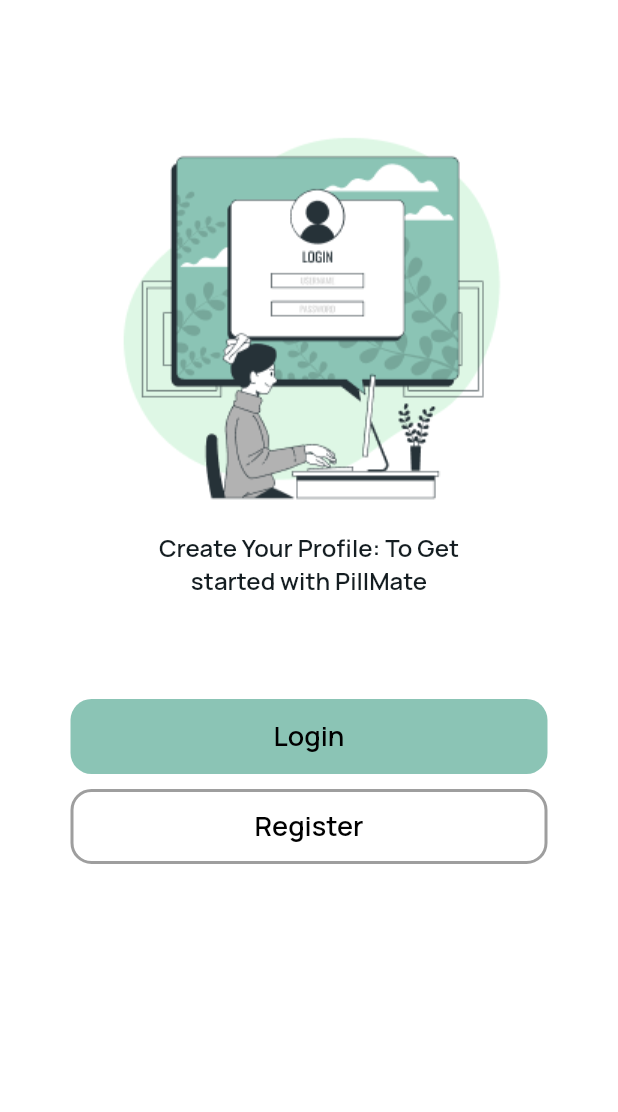
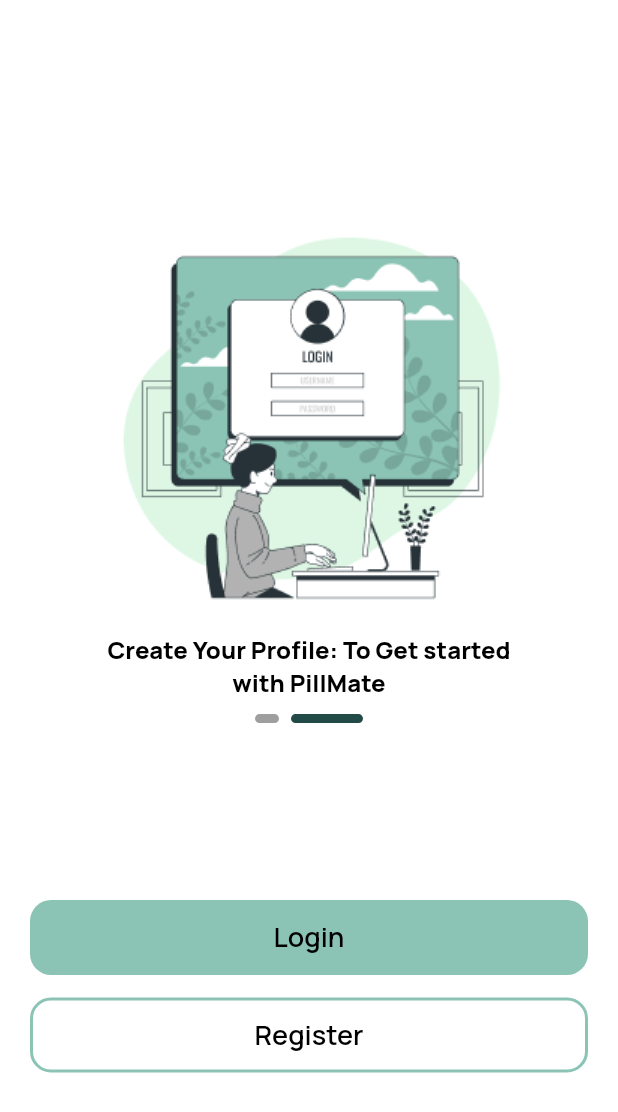
Before and after one commit to Mohamedihab29592/pillMate, a Flutter app: the OnBoardingScreen screen opened by its route, after a tap on "Next", on a phone screen of 412 x 824 dp. Shown: the top 1112 px of the screen. Run offline on Flutter 3.47's test engine with Material 2 defaults, Android fonts, the light colour scheme and no system bars; drawn by our look-alikes of smooth_page_indicator; our stand-ins replace auto_size_text, dots_indicator, flutter_bloc, flutter_otp_text_field, flutter_screenutil, flutter_svg and 4 more; accounts and stored records are empty.

Commit message:
onBoarding Edit

```diff
--- a/lib/core/components/custom_colored_button.dart
+++ b/lib/core/components/custom_colored_button.dart
@@ -22,13 +22,13 @@
         width: double.infinity,
         height: 50,
         decoration: BoxDecoration(
-            border: Border.all(color: Colors.grey, width: 2),
+            border: Border.all(color:Theme.of(context).brightness == Brightness.dark? AppColors.kLightPrimaryColor:AppColors.kDarkPrimaryColor, width: 2),
             color: color,
             borderRadius: BorderRadius.circular(14)),
         child: Center(
           child: Text(
             text,
-            style: regularStyle(color: AppColors.black, fontSize: 18),
+            style: regularStyle(color: Theme.of(context).brightness == Brightness.dark? AppColors.white:AppColors.black, fontSize: 18),
           ),
         ),
       ),
--- a/lib/core/routes/app_routes.dart
+++ b/lib/core/routes/app_routes.dart
@@ -2,8 +2,8 @@
 import 'package:flutter_bloc/flutter_bloc.dart';
 import 'package:pill_mate/features/home/presentation/screens/layout.dart';
 import 'package:pill_mate/features/initial/onBoarding/onBoarding.dart';
-import 'package:pill_mate/features/initial/onBoarding/onBoarding1.dart';
-import 'package:pill_mate/features/initial/onBoarding/onBoarding2.dart';
+import 'package:pill_mate/features/initial/onBoarding/PageContent.dart';
+import 'package:pill_mate/features/initial/onBoarding/PageViewSection.dart';
 
 import '../../features/auth/presenation/screens/login_screen.dart';
 import '../../features/auth/presenation/screens/new-password.dart';
@@ -30,8 +30,7 @@
   static const String login = 'login';
   static const String register = 'register';
   static const String onBoarding = 'onBoarding';
-  static const String onBoarding1 = 'onBoarding1';
-  static const String onBoarding2 = 'onBoarding2';
+
   static const String forgetPassword = 'forgetPassword';
   static const String newPassword = 'newPassword';
   static const String verification = 'verification';
@@ -58,11 +57,8 @@
     case Routes.register:
       return const RegisterScreen();
     case Routes.onBoarding:
-      return const OnBoardingScreen();
-    case Routes.onBoarding1:
-      return const OnBoardingScreen1();
-    case Routes.onBoarding2:
-      return const OnBoardingScreen2();
+      return  OnBoardingScreen();
+
     case Routes.layOut:
       return const LayOut();
 
--- a/lib/core/utils/app_assets.dart
+++ b/lib/core/utils/app_assets.dart
@@ -77,7 +77,9 @@
   static const String imagesToggleOffCircle = '${baseUrl}toggle-off-circle.png';
 
 
-  static const String pillMateLogo = '${baseUrl}pillMateLogo.PNG';
+  static const String pillMateLogo = '${baseUrl}pillMateLogo.png';
+  static const String pillMateLogoDark = '${baseUrl}pillMateSplashDark.png';
+  static const String pillMateLogoLight = '${baseUrl}pillMateSplashLight.png';
   static const String userIcon = '${baseUrl}user.png';
   static const String facebookIcon = '${baseUrl}Facebook.png';
   static const String googleIcon = '${baseUrl}Google.png';
--- a/lib/core/utils/app_strings.dart
+++ b/lib/core/utils/app_strings.dart
@@ -64,10 +64,7 @@
   static const String name = 'Moamen';
 
   //onBoarding screen
-  static const String onBoardingOneLine1 = 'You Can Easily Order Your';
-  static const String onBoardingOneLine2 = 'Medications Online And Have';
-  static const String onBoardingOneLine3 = 'Them Deliverd Right To Your';
-  static const String onBoardingOneLine4 = 'DooeStep.';
-  static const String onBoardingTwoLine1 = 'Create Your Profile: To Get';
-  static const String onBoardingTwoLine2 = 'started with PillMate';
+  static const String onBoardingOneLine1 = 'You Can Easily Order Your Medications Online And Have Them Deliverd Right To Your DooeStep.';
+
+  static const String onBoardingTwoLine1 = 'Create Your Profile: To Get started with PillMate';
 }
--- /dev/null
+++ b/lib/features/initial/onBoarding/PageContent.dart
@@ -0,0 +1,34 @@
+import 'package:flutter/material.dart';
+
+class PageContent extends StatelessWidget {
+  const PageContent({
+    Key? key,
+    required this.image,
+    required this.description,
+  }) : super(key: key);
+
+  final String image;
+  final String description;
+
+  @override
+  Widget build(BuildContext context) {
+    return Padding(
+      padding: const EdgeInsets.symmetric(horizontal: 50.0),
+      child: Column(
+        mainAxisAlignment: MainAxisAlignment.center,
+        children: [
+          Image.asset(
+            image,
+            alignment: Alignment.center,
+          ),
+          const SizedBox(height: 10,),
+          Text(
+            description,
+            textAlign: TextAlign.center,
+            style: Theme.of(context).textTheme.titleMedium
+          ),
+        ],
+      ),
+    );
+  }
+}
--- /dev/null
+++ b/lib/features/initial/onBoarding/PageViewSection.dart
@@ -0,0 +1,119 @@
+import 'dart:async';
+
+import 'package:flutter/material.dart';
+import 'package:flutter_screenutil/flutter_screenutil.dart';
+import 'package:pill_mate/core/functions/navigate.dart';
+import 'package:pill_mate/core/utils/app_assets.dart';
+import 'package:pill_mate/core/utils/app_strings.dart';
+import 'package:smooth_page_indicator/smooth_page_indicator.dart';
+
+import '../../../core/components/custom_button.dart';
+import '../../../core/components/custom_colored_button.dart';
+import '../../../core/routes/app_routes.dart';
+import '../../../core/utils/app_colors.dart';
+import 'PageContent.dart';
+
+class PageViewSection extends StatefulWidget {
+  const PageViewSection({Key? key});
+
+  @override
+  State<PageViewSection> createState() => _PageViewSectionState();
+}
+
+class _PageViewSectionState extends State<PageViewSection> {
+  final PageController _pageController = PageController();
+  int _activeIndex = 0;
+  late final GlobalKey<NavigatorState> navigatorKey;
+
+  final List<PageContent> _pages = const [
+    PageContent(
+      image: ImageAssets.onBoarding1,
+      description: AppStrings.onBoardingOneLine1,
+    ),
+    PageContent(
+      image: ImageAssets.onBoarding2,
+      description: AppStrings.onBoardingTwoLine1,
+    ),
+  ];
+
+  @override
+  void initState() {
+    super.initState();
+    navigatorKey = GlobalKey<NavigatorState>();
+  }
+
+  @override
+  void dispose() {
+    _pageController.dispose();
+    super.dispose();
+  }
+
+  @override
+  Widget build(BuildContext context) {
+    return Padding(
+      padding: const EdgeInsets.all(20.0),
+      child: Column(
+        mainAxisAlignment: MainAxisAlignment.center,
+        children: [
+          const Spacer(),
+          SizedBox(
+            height: 380.h,
+            child: PageView(
+              controller: _pageController,
+              onPageChanged: (value) => setState(() {
+                _activeIndex = value;
+              }),
+              physics: const BouncingScrollPhysics(),
+              children: _pages,
+            ),
+          ),
+          SmoothPageIndicator(
+            controller: _pageController,
+            count: _pages.length,
+            effect: ExpandingDotsEffect(
+              dotHeight: 6,
+              activeDotColor: Theme.of(context).brightness == Brightness.dark
+                  ? AppColors.kLightPrimaryColor
+                  : AppColors.kPrimaryColor,
+            ),
+          ),
+          const Spacer(),
+          if (_activeIndex == 0) // Show only on the first page
+            CustomButton(
+              onTap: () {
+                _pageController.nextPage(
+                  duration: Duration(milliseconds: 500),
+                  curve: Curves.ease,
+                );
+              },
+              text: 'Next',
+            ),
+          if (_activeIndex == 1) // Show on the second page
+            Column(
+              children: [
+                CustomButton(
+                  onTap: () {
+                    navigate(context: context, route: Routes.login);
+                  },
+                  text: 'Login',
+                ),
+                const SizedBox(height: 15),
+                CustomColoredButton(
+                  text: 'Register',
+                  onTap: () {
+                    navigate(context: context, route: Routes.register);
+                  },
+                  color: Theme.of(context).brightness == Brightness.dark
+                      ? AppColors.black
+                      : AppColors.white,
+                ),
+              ],
+            ),
+           SizedBox(
+            height: 100.h,
+          ),
+        ],
+      ),
+    );
+  }
+}
--- a/lib/features/initial/onBoarding/onBoarding.dart
+++ b/lib/features/initial/onBoarding/onBoarding.dart
@@ -1,49 +1,26 @@
-import 'package:dots_indicator/dots_indicator.dart';
 import 'package:flutter/material.dart';
-import 'package:pill_mate/features/initial/onBoarding/onBoarding1.dart';
-import 'package:pill_mate/features/initial/onBoarding/onBoarding2.dart';
+import 'package:pill_mate/core/components/custom_button.dart';
+import 'package:pill_mate/core/routes/app_routes.dart';
 
-class OnBoardingScreen extends StatefulWidget {
-  const OnBoardingScreen({super.key});
+import '../../../core/components/custom_colored_button.dart';
+import '../../../core/utils/app_colors.dart';
+import 'PageViewSection.dart';
 
-  @override
-  State<OnBoardingScreen> createState() => _OnBoardingScreenState();
-}
+class OnBoardingScreen extends StatelessWidget {
 
-class _OnBoardingScreenState extends State<OnBoardingScreen> {
-  final PageController _pageController = PageController();
-  double currentPageValue = 0.0;
-
-  @override
-  void initState() {
-    super.initState();
-    _pageController.addListener(() {
-      setState(() {
-        currentPageValue = _pageController.page!;
-      });
-    });
-  }
+  OnBoardingScreen({Key? key}) : super(key: key);
 
   @override
   Widget build(BuildContext context) {
     return Scaffold(
       body: Column(
         children: [
-          Expanded(
-            child: PageView(
-              controller: _pageController,
-              children: const [
-                OnBoardingScreen1(),
-                OnBoardingScreen2(),
-              ],
-            ),
-            ),
-            DotsIndicator(
-              dotsCount: 2,
-              position: currentPageValue.toInt(),
-              ),
+          const Expanded(
+            child: PageViewSection(),
+          ),
+
         ],
-        ),
+      ),
     );
   }
 }
--- a/lib/features/initial/onBoarding/onBoarding1.dart
+++ /dev/null
@@ -1,67 +0,0 @@
-import 'package:flutter/material.dart';
-import 'package:pill_mate/core/components/custom_button.dart';
-import 'package:pill_mate/core/functions/navigate.dart';
-import 'package:pill_mate/core/routes/app_routes.dart';
-import 'package:pill_mate/core/utils/app_assets.dart';
-import 'package:pill_mate/core/utils/app_colors.dart';
-import 'package:pill_mate/core/utils/app_strings.dart';
-import 'package:pill_mate/core/utils/app_text_style.dart';
-
-class OnBoardingScreen1 extends StatelessWidget {
-  const OnBoardingScreen1({super.key});
-
-  @override
-  Widget build(BuildContext context) {
-    return Scaffold(
-      body: Padding(
-        padding: const EdgeInsets.only(left: 47, right: 47, top: 81),
-        child: Column(
-          children: [
-            SizedBox(
-              width: 265,
-              height: 265,
-              child: Image.asset(ImageAssets.onBoardingPic1),
-            ),
-            Container(
-              width: 304,
-              alignment: Alignment.center,
-              padding: const EdgeInsets.all(8),
-              child: Column(
-                  mainAxisAlignment: MainAxisAlignment.center,
-                  children: [
-                    Text(
-                      AppStrings.onBoardingOneLine1,
-                      style: regularStyle(
-                          color: AppColors.KDarkBluishGreen, fontSize: 16),
-                    ),
-                    Text(
-                      AppStrings.onBoardingOneLine2,
-                      style: regularStyle(
-                          color: AppColors.KDarkBluishGreen, fontSize: 16),
-                    ),
-                    Text(
-                      AppStrings.onBoardingOneLine3,
-                      style: regularStyle(
-                          color: AppColors.KDarkBluishGreen, fontSize: 16),
-                    ),
-                    Text(
-                      AppStrings.onBoardingOneLine4,
-                      style: regularStyle(
-                          color: AppColors.KDarkBluishGreen, fontSize: 16),
-                    ),
-                  ]),
-            ),
-            const SizedBox(
-              height: 60,
-            ),
-            CustomButton(
-                onTap: () {
-                  navigateAndKill(context: context, route: Routes.onBoarding2);
-                },
-                text: AppStrings.next),
-          ],
-        ),
-      ),
-    );
-  }
-}
--- a/lib/features/initial/onBoarding/onBoarding2.dart
+++ /dev/null
@@ -1,67 +0,0 @@
-import 'package:flutter/material.dart';
-import 'package:pill_mate/core/components/custom_button.dart';
-import 'package:pill_mate/core/components/custom_colored_button.dart';
-import 'package:pill_mate/core/functions/navigate.dart';
-import 'package:pill_mate/core/routes/app_routes.dart';
-import 'package:pill_mate/core/utils/app_assets.dart';
-import 'package:pill_mate/core/utils/app_colors.dart';
-import 'package:pill_mate/core/utils/app_strings.dart';
-import 'package:pill_mate/core/utils/app_text_style.dart';
-
-class OnBoardingScreen2 extends StatelessWidget {
-  const OnBoardingScreen2({super.key});
-
-  @override
-  Widget build(BuildContext context) {
-    return Scaffold(
-      body: Padding(
-        padding: const EdgeInsets.only(left: 47, right: 47, top: 81),
-        child: Column(
-          children: [
-            SizedBox(
-              width: 265,
-              height: 265,
-              child: Image.asset(ImageAssets.onBoardingPic2),
-            ),
-            Container(
-              width: 304,
-              alignment: Alignment.center,
-              padding: const EdgeInsets.all(8),
-              child: Column(
-                  mainAxisAlignment: MainAxisAlignment.center,
-                  children: [
-                    Text(
-                      AppStrings.onBoardingTwoLine1,
-                      style: regularStyle(
-                          color: AppColors.KDarkBluishGreen, fontSize: 16),
-                    ),
-                    Text(
-                      AppStrings.onBoardingTwoLine2,
-                      style: regularStyle(
-                          color: AppColors.KDarkBluishGreen, fontSize: 16),
-                    ),
-                  ]),
-            ),
-            const SizedBox(
-              height: 60,
-            ),
-            CustomButton(
-                onTap: () {
-                  navigateAndKill(context: context, route: Routes.login);
-                },
-                text: AppStrings.login),
-            const SizedBox(
-              height: 10,
-            ),
-            CustomColoredButton(
-                color: Colors.white,
-                onTap: () {
-                  navigateAndKill(context: context, route: Routes.register);
-                },
-                text: AppStrings.register),
-          ],
-        ),
-      ),
-    );
-  }
-}
--- a/lib/features/initial/splash/splash.dart
+++ b/lib/features/initial/splash/splash.dart
@@ -1,27 +1,28 @@
 import 'package:flutter/material.dart';
+import 'package:pill_mate/core/functions/navigate.dart';
+import 'package:pill_mate/core/routes/app_routes.dart';
 import 'package:pill_mate/core/utils/app_assets.dart';
-import 'package:pill_mate/core/utils/app_colors.dart';
-import 'package:pill_mate/core/utils/app_strings.dart';
-import 'package:pill_mate/core/utils/app_text_style.dart';
+import 'package:pill_mate/features/initial/onBoarding/onBoarding.dart';
 
 class SplashScreen extends StatelessWidget {
-  const SplashScreen({super.key});
+  const SplashScreen({Key? key});
 
   @override
   Widget build(BuildContext context) {
+    Future.delayed(Duration(seconds: 3), () {
+      navigateReplacement(context: context, route: Routes.onBoarding
+      );
+    });
+
     return Scaffold(
       body: Center(
         child: Column(
           mainAxisSize: MainAxisSize.min,
           children: [
-            SizedBox(
-              height: 129.01,
-              width: 108.64,
-              child: Image.asset(ImageAssets.pillMateLogo),
-            ),
-            Text(
-              AppStrings.appName,
-              style: regularStyle(color: AppColors.kPrimaryColor, fontSize: 40),
+            Image.asset(
+              Theme.of(context).brightness == Brightness.dark
+                  ? ImageAssets.pillMateLogoDark
+                  : ImageAssets.pillMateLogoLight,
             ),
           ],
         ),
--- a/lib/main.dart
+++ b/lib/main.dart
@@ -22,12 +22,11 @@
         theme: AppThemes.lightMode,
 
 
-        initialRoute: Routes.login,
+        initialRoute: Routes.initialRoute,
 
         routes: {
           Routes.onBoarding: (context) => appRoutes(Routes.onBoarding, null),
-          Routes.onBoarding1: (context) => appRoutes(Routes.onBoarding1, null),
-          Routes.onBoarding2: (context) => appRoutes(Routes.onBoarding2, null),
+
           Routes.initialRoute: (context) =>
               appRoutes(Routes.initialRoute, null),
           Routes.login: (context) => appRoutes(Routes.login, null),
```
Also changed, not shown: assets/images/onBoarding1.png (added), assets/images/onBoarding2.png (added), assets/images/pillMateLogo.PNG (deleted), assets/images/pillMateLogo.png (added), assets/images/pillMateSplashDark.png (added), assets/images/pillMateSplashLight.png (added).
